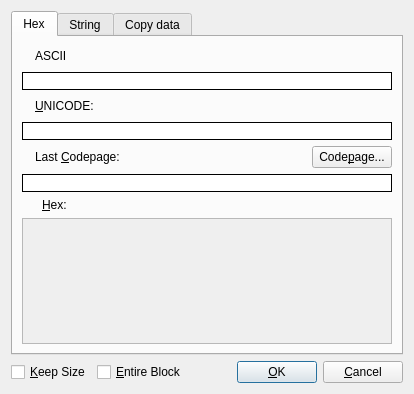
Qt form src/gui/Src/Gui/HexEditDialog.ui (x64dbg/x64dbg) before a commit.
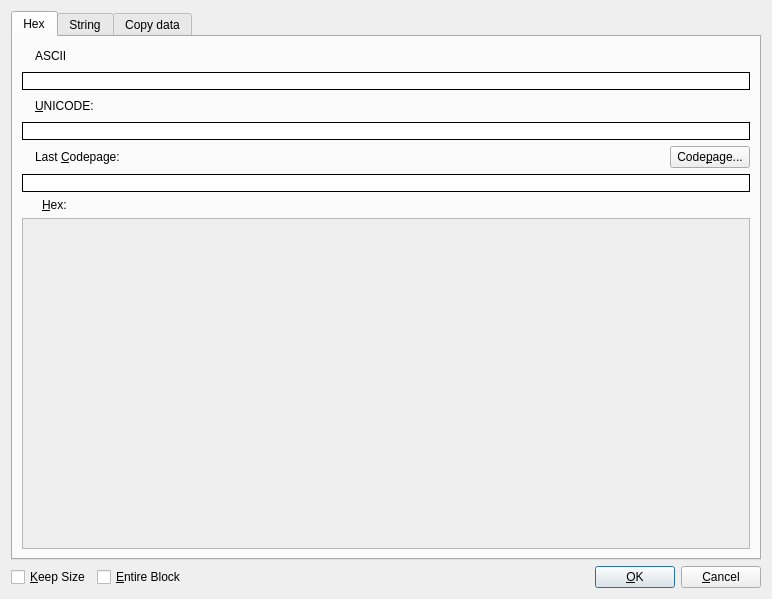
The same form after that commit. Icons and pictures are not drawn. Custom widgets are drawn as their Qt base class.

Commit message: GUI: fix crash in new HexEditDialog

Patch:
```diff
--- a/src/gui/Src/Gui/HexEditDialog.ui
+++ b/src/gui/Src/Gui/HexEditDialog.ui
@@ -6,8 +6,8 @@
    <rect>
     <x>0</x>
     <y>0</y>
-    <width>414</width>
-    <height>394</height>
+    <width>772</width>
+    <height>599</height>
    </rect>
   </property>
   <property name="windowTitle">
@@ -252,8 +252,8 @@
              <rect>
               <x>0</x>
               <y>0</y>
-              <width>368</width>
-              <height>121</height>
+              <width>726</width>
+              <height>324</height>
              </rect>
             </property>
            </widget>
```
The commit also changes 2 other files.
